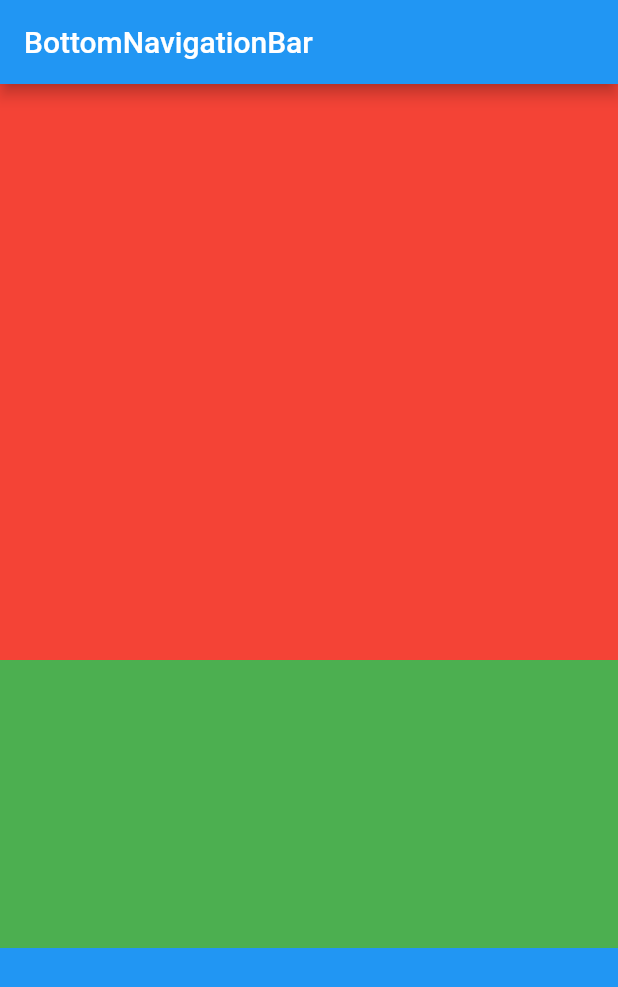
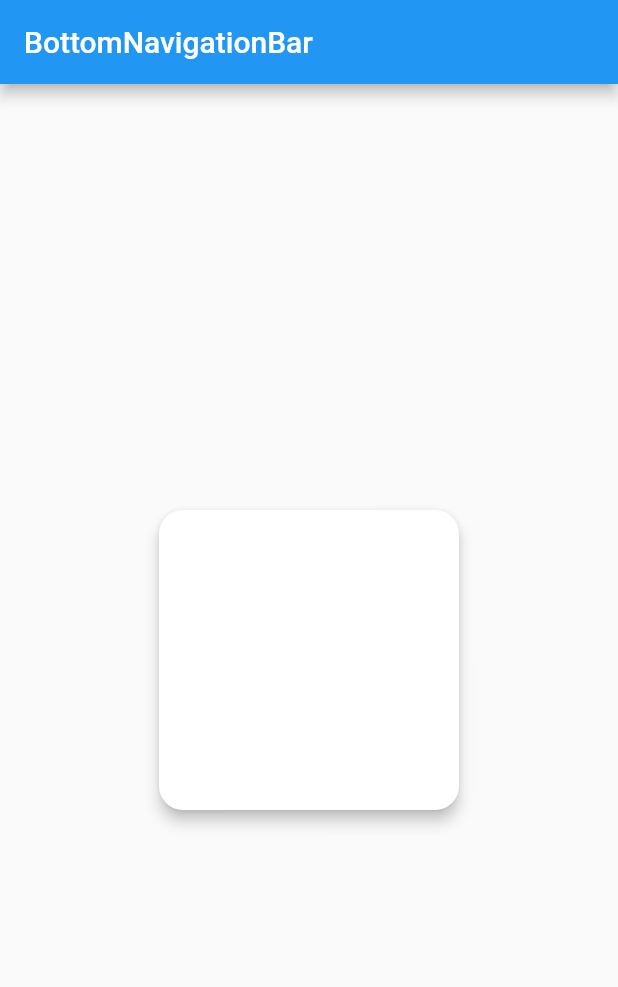
Before and after one commit to chihyeonWON/Flutter-Widget, a Flutter app: the screen it shows after launch, on a phone screen of 412 x 824 dp. Shown: the top 987 px of the screen. Run offline on Flutter 3.47's test engine with Material 2 defaults, Android fonts, the phone set to English and light mode, and no system bars.

Commit message:
Card 실습

```diff
--- a/lib/main.dart
+++ b/lib/main.dart
@@ -24,25 +24,17 @@ class MyHomePage extends StatelessWidget {
             appBar: AppBar(
               title: Text('BottomNavigationBar'),
             ),
-            body:Column(
-              children:<Widget>[
-                Expanded(
-                  flex:2,
-                  child:Container(
-                    color:Colors.red,
-                  ),
+            body:Center(
+              child:Card(
+                shape:RoundedRectangleBorder(
+                  borderRadius:BorderRadius.circular(16.0),
                 ),
-                Expanded(
-                  child:Container(
-                    color:Colors.green,
-                  ),
-                ),
-                Expanded(
-                  child:Container(
-                    color:Colors.blue,
-                  ),
-                ),
-              ]
+                elevation:4.0, // 그림자 깊이
+                child:Container(
+                  width:200,
+                  height:200,
+                )
+              )
             )
     );
   }
```
